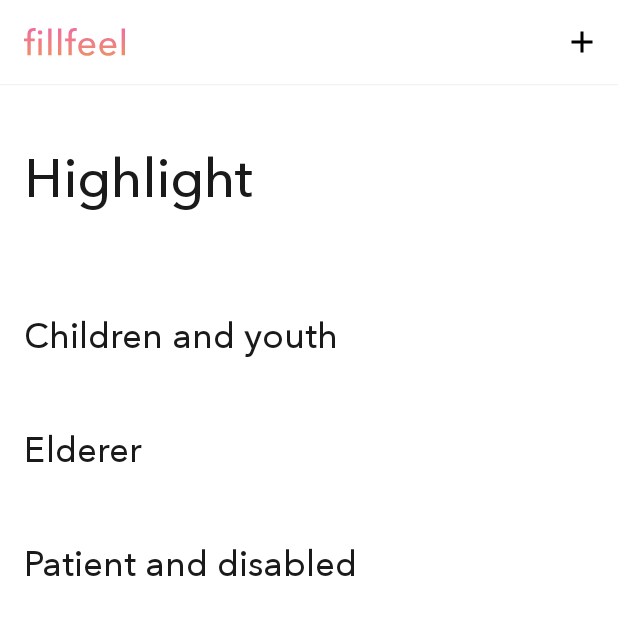
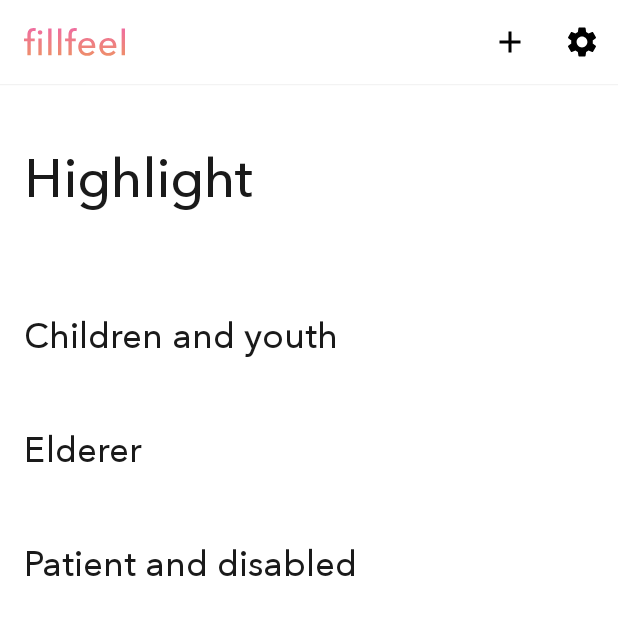
Before and after one commit to Poafs1/fillfeel, an Android app: the ExploreFragment screen opened directly, with no data from a screen before it, on a phone screen of 412 x 824 dp, the top half of it. Run offline under Robolectric (Android 15) with nearby library versions, the phone set to English and light mode, and no system bars; our stand-ins replace Firebase (no records; nobody signed in at launch, a user with empty details on screens opened directly); libraries missing offline, so code that uses them is left out: com.facebook, com.facebook.login; 14 statements that could not run were skipped.

Commit message:
Dark Mode

```diff
--- a/fillfeel/app/src/main/java/com/example/fillfeel/CustomAdapter.kt
+++ b/fillfeel/app/src/main/java/com/example/fillfeel/CustomAdapter.kt
@@ -4,16 +4,20 @@ import android.graphics.Bitmap
 import android.graphics.BitmapFactory
 import android.os.Bundle
 import android.util.Base64
+import android.util.Log
 import android.view.LayoutInflater
+import android.view.MotionEvent
 import android.view.View
+import android.view.View.OnTouchListener
 import android.view.ViewGroup
 import android.widget.ImageView
 import android.widget.TextView
+import android.widget.Toast
 import androidx.appcompat.app.AppCompatActivity
 import androidx.cardview.widget.CardView
-import androidx.fragment.app.Fragment
 import androidx.recyclerview.widget.RecyclerView
 import kotlinx.android.synthetic.main.card_view.view.*
+import java.security.AccessController.getContext
 
 
 class CustomAdapter (
--- a/fillfeel/app/src/main/java/com/example/fillfeel/ExploreFragment.kt
+++ b/fillfeel/app/src/main/java/com/example/fillfeel/ExploreFragment.kt
@@ -8,6 +8,7 @@ import android.view.LayoutInflater
 import android.view.View
 import android.view.ViewGroup
 import android.widget.Button
+import android.widget.ScrollView
 import androidx.annotation.IdRes
 import androidx.navigation.NavController
 import androidx.navigation.Navigation
--- a/fillfeel/app/src/main/java/com/example/fillfeel/MainActivity.kt
+++ b/fillfeel/app/src/main/java/com/example/fillfeel/MainActivity.kt
@@ -1,6 +1,7 @@
 package com.example.fillfeel
 
 import android.content.Intent
+import android.content.res.Configuration
 import android.graphics.Color
 import android.graphics.LinearGradient
 import android.graphics.Shader
@@ -14,8 +15,6 @@ import android.widget.TextView
 import android.widget.Toast
 import androidx.appcompat.app.AppCompatActivity
 import androidx.appcompat.widget.Toolbar
-import androidx.fragment.app.Fragment
-import androidx.fragment.app.FragmentTransaction
 import com.facebook.AccessToken
 import com.facebook.CallbackManager
 import com.facebook.FacebookCallback
@@ -101,6 +100,20 @@ class MainActivity : AppCompatActivity() {
     override fun onCreate(savedInstanceState: Bundle?) {
         super.onCreate(savedInstanceState)
         setContentView(R.layout.activity_main)
+
+        val nightMode = getResources().configuration.uiMode and Configuration.UI_MODE_NIGHT_MASK
+        when(nightMode) {
+            Configuration.UI_MODE_NIGHT_NO -> {
+                val view = window.decorView
+                view.systemUiVisibility =
+                    view.systemUiVisibility or View.SYSTEM_UI_FLAG_LIGHT_STATUS_BAR
+            }
+            Configuration.UI_MODE_NIGHT_YES -> {
+                val view = window.decorView
+                view.systemUiVisibility =
+                    view.systemUiVisibility and View.SYSTEM_UI_FLAG_LIGHT_STATUS_BAR.inv()
+            }
+        }
 
         auth = FirebaseAuth.getInstance()
         gso = GoogleSignInOptions.Builder(GoogleSignInOptions.DEFAULT_SIGN_IN)
--- a/fillfeel/app/src/main/res/drawable/bottom_navigation_item_colors.xml
+++ b/fillfeel/app/src/main/res/drawable/bottom_navigation_item_colors.xml
@@ -7,6 +7,6 @@
 
     <item
         android:state_checked="false"
-        android:color="@color/colorQuoteWhite"/>
+        android:color="@color/colorQuoteWhite" />
 
 </selector>
--- /dev/null
+++ b/fillfeel/app/src/main/res/drawable/ic_settings_24px.xml
@@ -0,0 +1,9 @@
+<vector xmlns:android="http://schemas.android.com/apk/res/android"
+    android:width="24dp"
+    android:height="24dp"
+    android:viewportWidth="24"
+    android:viewportHeight="24">
+  <path
+      android:fillColor="#FF000000"
+      android:pathData="M19.14,12.94c0.04,-0.3 0.06,-0.61 0.06,-0.94c0,-0.32 -0.02,-0.64 -0.07,-0.94l2.03,-1.58c0.18,-0.14 0.23,-0.41 0.12,-0.61l-1.92,-3.32c-0.12,-0.22 -0.37,-0.29 -0.59,-0.22l-2.39,0.96c-0.5,-0.38 -1.03,-0.7 -1.62,-0.94L14.4,2.81c-0.04,-0.24 -0.24,-0.41 -0.48,-0.41h-3.84c-0.24,0 -0.43,0.17 -0.47,0.41L9.25,5.35C8.66,5.59 8.12,5.92 7.63,6.29L5.24,5.33c-0.22,-0.08 -0.47,0 -0.59,0.22L2.74,8.87C2.62,9.08 2.66,9.34 2.86,9.48l2.03,1.58C4.84,11.36 4.8,11.69 4.8,12s0.02,0.64 0.07,0.94l-2.03,1.58c-0.18,0.14 -0.23,0.41 -0.12,0.61l1.92,3.32c0.12,0.22 0.37,0.29 0.59,0.22l2.39,-0.96c0.5,0.38 1.03,0.7 1.62,0.94l0.36,2.54c0.05,0.24 0.24,0.41 0.48,0.41h3.84c0.24,0 0.44,-0.17 0.47,-0.41l0.36,-2.54c0.59,-0.24 1.13,-0.56 1.62,-0.94l2.39,0.96c0.22,0.08 0.47,0 0.59,-0.22l1.92,-3.32c0.12,-0.22 0.07,-0.47 -0.12,-0.61L19.14,12.94zM12,15.6c-1.98,0 -3.6,-1.62 -3.6,-3.6s1.62,-3.6 3.6,-3.6s3.6,1.62 3.6,3.6S13.98,15.6 12,15.6z"/>
+</vector>
--- a/fillfeel/app/src/main/res/layout/activity_main.xml
+++ b/fillfeel/app/src/main/res/layout/activity_main.xml
@@ -66,7 +66,7 @@
                 android:layout_marginRight="15dp"
                 android:layout_marginBottom="5dp"
                 android:text="Sign In with Facebook"
-                android:textColor="@color/colorPrimary"
+                android:textColor="@color/colorItWhite"
                 app:backgroundTint="@color/colorJustBlue"
                 app:layout_constraintBottom_toTopOf="@+id/google_button"
                 app:layout_constraintEnd_toEndOf="parent"
@@ -85,8 +85,8 @@
                 android:layout_marginBottom="50dp"
                 android:drawableLeft="@drawable/google_button"
                 android:text="Sign In with Google"
-                android:textColor="@color/colorPrimaryDark"
-                app:backgroundTint="@color/colorPrimary"
+                android:textColor="@color/colorItDark"
+                app:backgroundTint="@color/colorItWhite"
                 app:layout_constraintBottom_toBottomOf="parent"
                 app:layout_constraintEnd_toEndOf="parent"
                 app:layout_constraintHorizontal_bias="0.517"
--- a/fillfeel/app/src/main/res/layout/card_view.xml
+++ b/fillfeel/app/src/main/res/layout/card_view.xml
@@ -2,6 +2,7 @@
 <androidx.cardview.widget.CardView xmlns:android="http://schemas.android.com/apk/res/android"
     xmlns:app="http://schemas.android.com/apk/res-auto"
     android:id="@+id/card"
+    android:stateListAnimator="@anim/card_animator"
     android:layout_width="300dp"
     android:layout_height="400dp"
     android:layout_marginStart="10dp"
@@ -48,7 +49,7 @@
                 android:layout_marginEnd="15dp"
                 android:layout_marginBottom="15dp"
                 android:fontFamily="@font/sukhumvit_bold"
-                android:textColor="@color/colorPrimary"
+                android:textColor="@color/colorItWhite"
                 android:textSize="30sp" />
         </RelativeLayout>
 
--- a/fillfeel/app/src/main/res/layout/minicard_view.xml
+++ b/fillfeel/app/src/main/res/layout/minicard_view.xml
@@ -2,6 +2,7 @@
 <androidx.cardview.widget.CardView xmlns:android="http://schemas.android.com/apk/res/android"
     xmlns:app="http://schemas.android.com/apk/res-auto"
     android:id="@+id/card"
+    android:stateListAnimator="@anim/card_animator"
     android:layout_width="300dp"
     android:layout_height="150dp"
     android:layout_marginStart="10dp"
@@ -48,7 +49,7 @@
                 android:layout_marginEnd="15dp"
                 android:layout_marginBottom="15dp"
                 android:fontFamily="@font/sukhumvit_bold"
-                android:textColor="@color/colorPrimary"
+                android:textColor="@color/colorItWhite"
                 android:textSize="24sp" />
         </RelativeLayout>
 
--- a/fillfeel/app/src/main/res/menu/toolbar_menu.xml
+++ b/fillfeel/app/src/main/res/menu/toolbar_menu.xml
@@ -11,4 +11,11 @@
         android:icon="@drawable/ic_add_24px"
         app:showAsAction="ifRoom" />
 
+    <item
+        android:id="@+id/settings_button"
+        android:orderInCategory="300"
+        android:title="Add Button"
+        android:icon="@drawable/ic_settings_24px"
+        app:showAsAction="ifRoom" />
+
 </menu>
--- a/fillfeel/app/src/main/res/values-night/colors.xml
+++ b/fillfeel/app/src/main/res/values-night/colors.xml
@@ -1,11 +1,15 @@
 <?xml version="1.0" encoding="utf-8"?>
 <resources>
-    <color name="colorPrimary">#FFFFFF</color>
-    <color name="colorPrimaryDark">#1A1A1A</color>
+    <color name="colorPrimary">#000000</color>
+    <color name="colorItWhite">#FFFFFF</color>
+    <color name="colorPrimaryDark">#FFFFFF</color>
+    <color name="colorItDark">#1A1A1A</color>
     <color name="colorSmoke">#F2F2F2</color>
     <color name="colorAccent">#EF6DA0</color>
-    <color name="colorDarkSmoke">#E6E6E6</color>
-    <color name="colorQuoteWhite">#B3B3B3</color>
-    <color name="colorQuoteDark">#4D4D4D</color>
+    <color name="colorDarkSmoke">#4D4D4D</color>
+    <color name="colorQuoteWhite">#666666</color>
+    <color name="colorQuoteDark">#FFFFFF</color>
     <color name="colorJustBlue">#006FFA</color>
+    <color name="colorPrimaryPink">#EF6DA0</color>
+    <color name="colorPrimaryOrange">#EE8E6B</color>
 </resources>
--- a/fillfeel/app/src/main/res/values/colors.xml
+++ b/fillfeel/app/src/main/res/values/colors.xml
@@ -1,6 +1,8 @@
 <?xml version="1.0" encoding="utf-8"?>
 <resources>
     <color name="colorPrimary">#FFFFFF</color>
+    <color name="colorItWhite">#FFFFFF</color>
+    <color name="colorItDark">#1A1A1A</color>
     <color name="colorPrimaryDark">#1A1A1A</color>
     <color name="colorSmoke">#F2F2F2</color>
     <color name="colorAccent">#EF6DA0</color>
@@ -8,4 +10,6 @@
     <color name="colorQuoteWhite">#B3B3B3</color>
     <color name="colorQuoteDark">#4D4D4D</color>
     <color name="colorJustBlue">#006FFA</color>
+    <color name="colorPrimaryPink">#EF6DA0</color>
+    <color name="colorPrimaryOrange">#EE8E6B</color>
 </resources>
```
Also changed, not shown: fillfeel/app/src/main/res/anim/card_animator.xml (added, +28 -0 lines).
